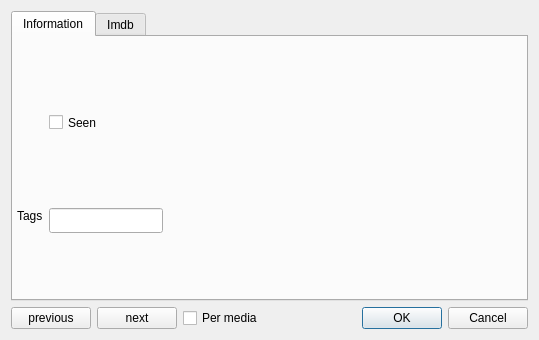
First picture: the form in src/ui/editmediadialog.ui, repository slopjong/MediaSpy, before the edit.
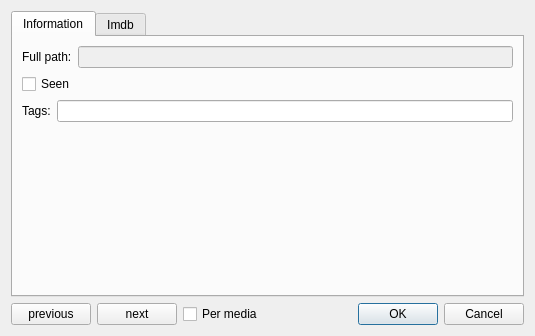
Second picture: the form after the edit.

Commit message: ongoing edit media dialog

Diff of the .ui file:
```diff
--- a/src/ui/editmediadialog.ui
+++ b/src/ui/editmediadialog.ui
@@ -6,8 +6,8 @@
    <rect>
     <x>0</x>
     <y>0</y>
-    <width>539</width>
-    <height>340</height>
+    <width>535</width>
+    <height>336</height>
    </rect>
   </property>
   <property name="windowTitle">
@@ -23,42 +23,60 @@
       <attribute name="title">
        <string>Information</string>
       </attribute>
-      <widget class="QCheckBox" name="seenCheckBox">
-       <property name="geometry">
-        <rect>
-         <x>36</x>
-         <y>74</y>
-         <width>59</width>
-         <height>23</height>
-        </rect>
-       </property>
-       <property name="text">
-        <string>Seen</string>
-       </property>
-      </widget>
-      <widget class="QLineEdit" name="tagLineEdit">
-       <property name="geometry">
-        <rect>
-         <x>36</x>
-         <y>171</y>
-         <width>114</width>
-         <height>25</height>
-        </rect>
-       </property>
-      </widget>
-      <widget class="QLabel" name="tagLabel">
-       <property name="geometry">
-        <rect>
-         <x>4</x>
-         <y>171</y>
-         <width>28</width>
-         <height>16</height>
-        </rect>
-       </property>
-       <property name="text">
-        <string>Tags</string>
-       </property>
-      </widget>
+      <layout class="QVBoxLayout" name="verticalLayout_2">
+       <item>
+        <layout class="QHBoxLayout" name="horizontalLayout_2">
+         <item>
+          <widget class="QLabel" name="mediaNameLabel">
+           <property name="text">
+            <string>Full path:</string>
+           </property>
+          </widget>
+         </item>
+         <item>
+          <widget class="QLineEdit" name="mediaNameLineEdit">
+           <property name="enabled">
+            <bool>false</bool>
+           </property>
+          </widget>
+         </item>
+        </layout>
+       </item>
+       <item>
+        <widget class="QCheckBox" name="seenCheckBox">
+         <property name="text">
+          <string>Seen</string>
+         </property>
+        </widget>
+       </item>
+       <item>
+        <layout class="QHBoxLayout" name="horizontalLayout_3">
+         <item>
+          <widget class="QLabel" name="tagLabel">
+           <property name="text">
+            <string>Tags:</string>
+           </property>
+          </widget>
+         </item>
+         <item>
+          <widget class="QLineEdit" name="tagLineEdit"/>
+         </item>
+        </layout>
+       </item>
+       <item>
+        <spacer name="verticalSpacer">
+         <property name="orientation">
+          <enum>Qt::Vertical</enum>
+         </property>
+         <property name="sizeHint" stdset="0">
+          <size>
+           <width>20</width>
+           <height>40</height>
+          </size>
+         </property>
+        </spacer>
+       </item>
+      </layout>
      </widget>
      <widget class="QWidget" name="tab_2">
       <attribute name="title">
```
The commit also changes 4 other files.
